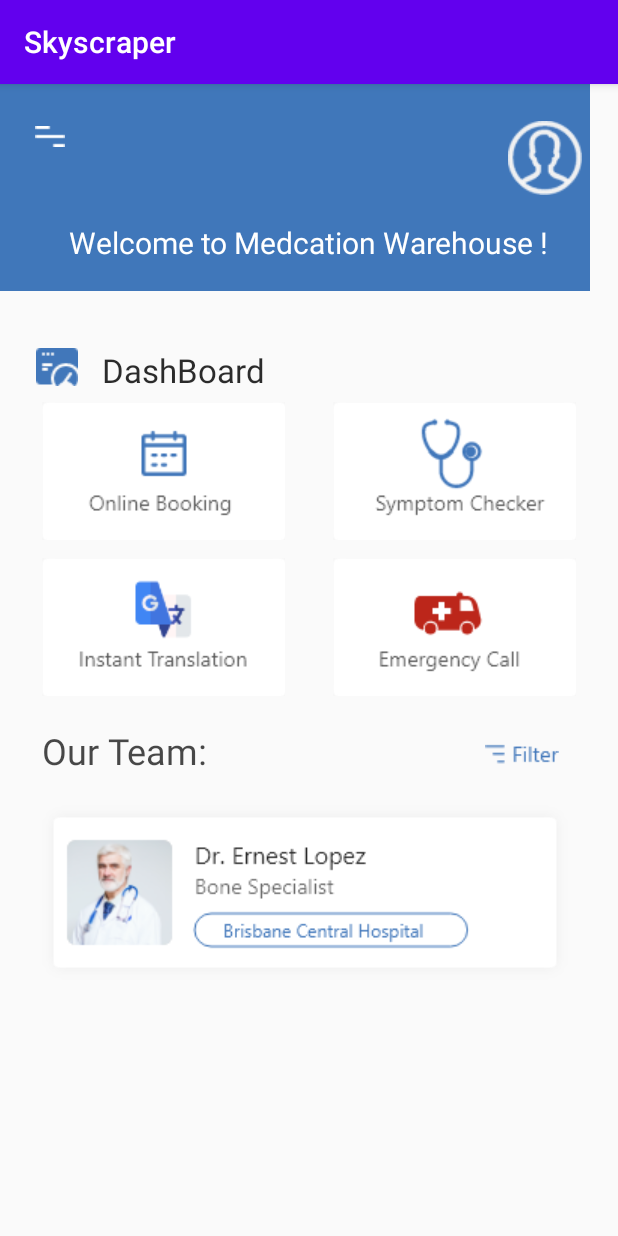
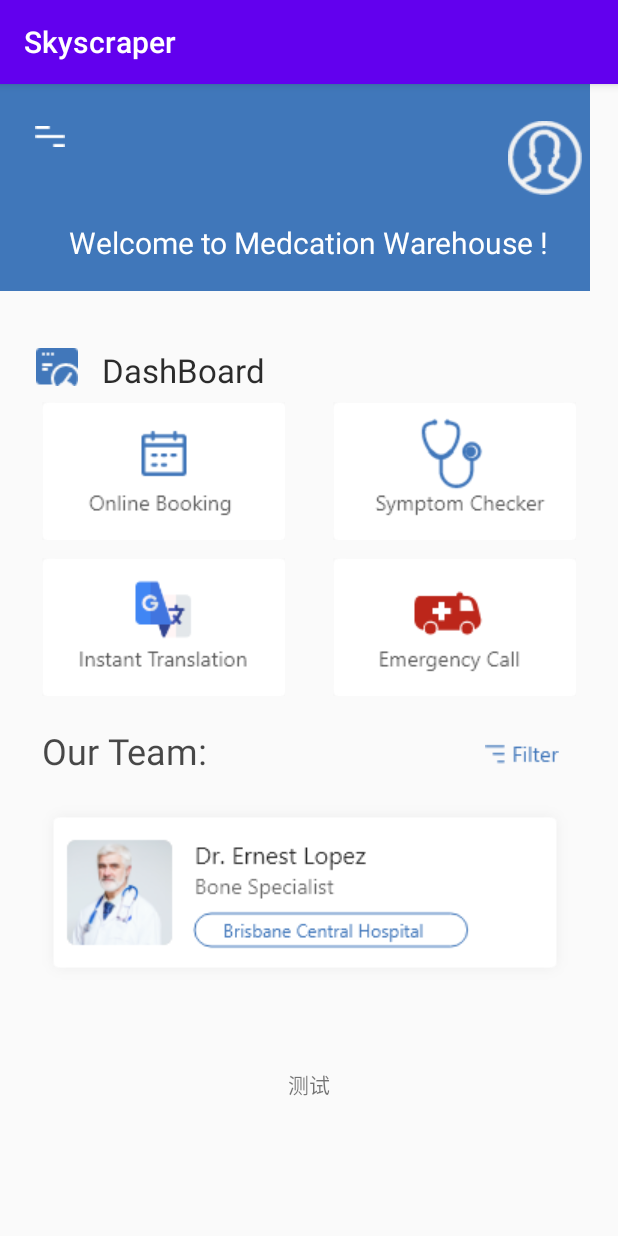
Before and after one commit to LordVoldemort1998/Skyscraper, an Android app: the MainPageActivity screen opened directly, with no data from a screen before it, on a phone screen of 412 x 824 dp. Run offline under Robolectric (Android 15) with nearby library versions, the phone set to English and light mode, and no system bars.

Commit message:
0907 Malcolm test

```diff
--- a/app/src/main/res/layout/activity_main_page.xml
+++ b/app/src/main/res/layout/activity_main_page.xml
@@ -164,4 +164,15 @@
         app:layout_constraintTop_toTopOf="parent"
         app:srcCompat="@drawable/doctor1" />
 
+    <TextView
+        android:id="@+id/textView5"
+        android:layout_width="wrap_content"
+        android:layout_height="wrap_content"
+        android:layout_marginTop="656dp"
+        android:text="测试"
+        app:layout_constraintEnd_toEndOf="parent"
+        app:layout_constraintHorizontal_bias="0.5"
+        app:layout_constraintStart_toStartOf="parent"
+        app:layout_constraintTop_toTopOf="parent" />
+
 </android.support.constraint.ConstraintLayout>
```
